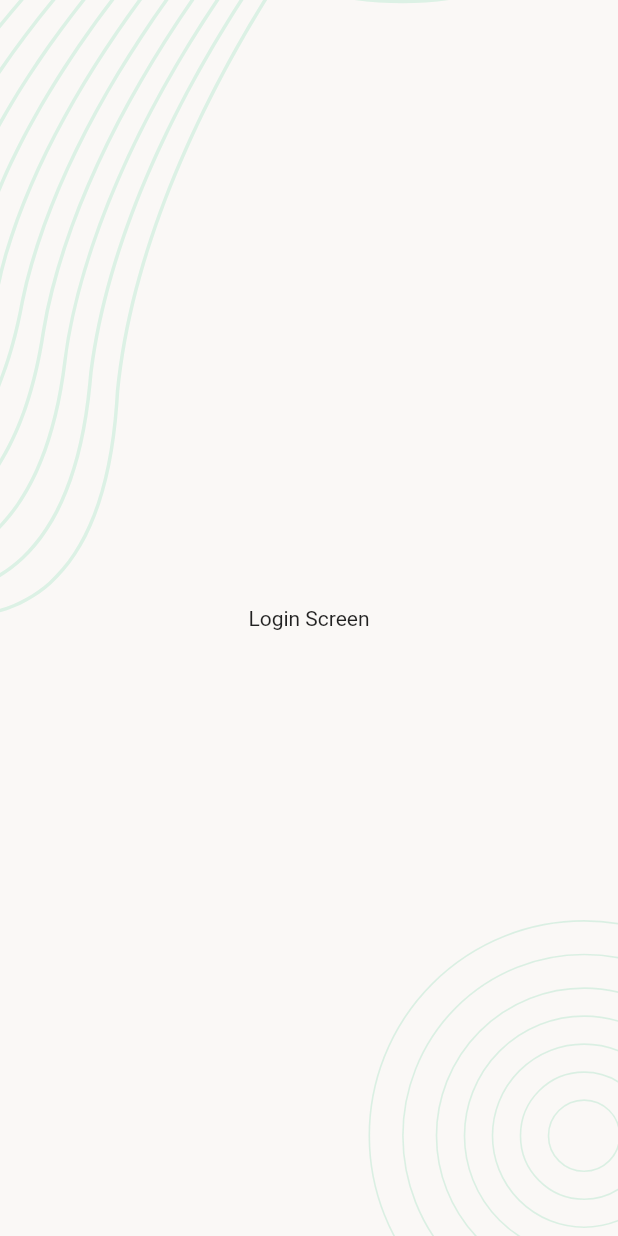
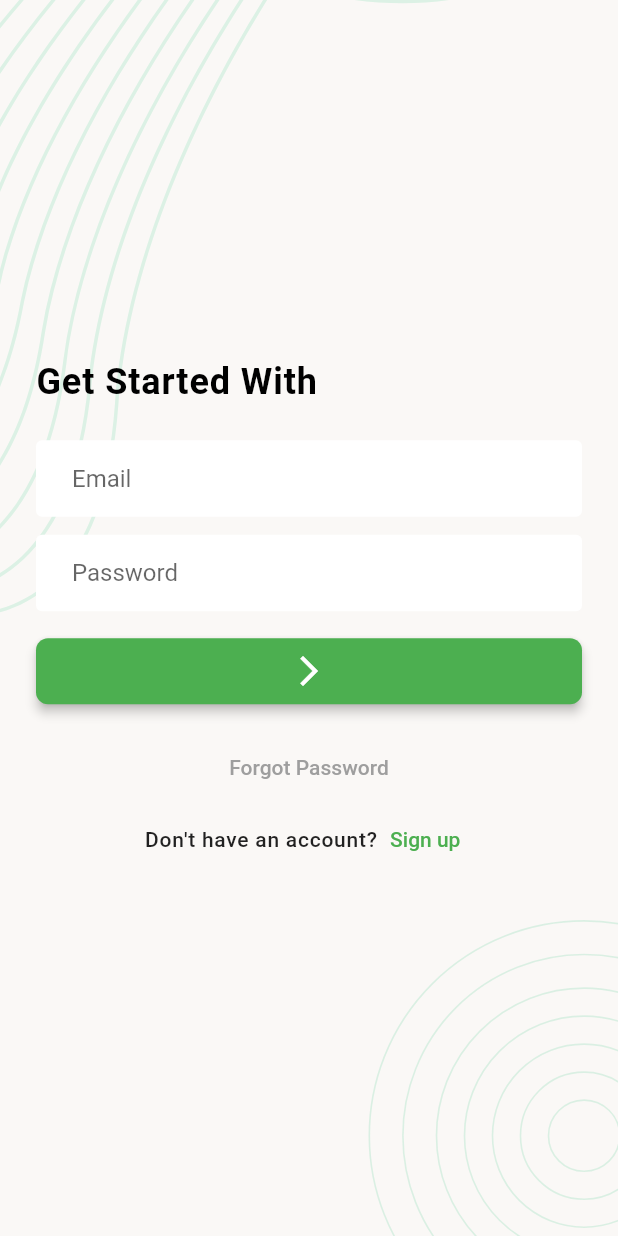
Before and after one commit to khalid063/Task-Manager, a Flutter app: the screen it shows after launch, on a phone screen of 412 x 824 dp. Run offline on Flutter 3.47's test engine with Material 2 defaults, Android fonts, the phone set to English and light mode, and no system bars; our stand-ins replace flutter_svg.

Commit message:
Login Design is Done

```diff
--- a/lib/app.dart
+++ b/lib/app.dart
@@ -10,6 +10,30 @@ class TaskManagerApp extends StatelessWidget {
       title: 'Task Manager App',
       theme: ThemeData(
         brightness: Brightness.light,
+        primarySwatch: Colors.green,
+        inputDecorationTheme: const InputDecorationTheme(
+            filled: true,
+            fillColor: Colors.white,
+            contentPadding: EdgeInsets.symmetric(horizontal: 24, vertical: 16),
+            border: OutlineInputBorder(borderSide: BorderSide.none)
+        ),
+        textTheme: const TextTheme(
+          titleLarge: TextStyle(
+                fontSize: 24,
+                color: Colors.black,
+                fontWeight: FontWeight.w600,
+                letterSpacing: 0.6,
+          )
+        ),
+        elevatedButtonTheme: ElevatedButtonThemeData(
+          style: ElevatedButton.styleFrom(
+            padding: EdgeInsets.symmetric(vertical: 10),
+            elevation: 3,
+            shape: RoundedRectangleBorder(
+              borderRadius: BorderRadius.circular(8)
+            )
+          )
+        )
       ),
       darkTheme: ThemeData(
         brightness: Brightness.dark,
--- a/lib/ui/screens/login_screen.dart
+++ b/lib/ui/screens/login_screen.dart
@@ -1,8 +1,6 @@
 import 'package:flutter/cupertino.dart';
 import 'package:flutter/material.dart';
-import 'package:flutter_svg/svg.dart';
-
-import '../utils/assets_utils.dart';
+import '../widgets/screen_background.dart';
 
 class LoginScreen extends StatelessWidget {
   const LoginScreen({Key? key}) : super(key: key);
@@ -11,33 +9,64 @@ class LoginScreen extends StatelessWidget {
   Widget build(BuildContext context) {
     return Scaffold(
       body: ScreenBackground(
-        child: Center(
-          child: Text('Login Screen'),
-        ),
+        child: SafeArea(
+          child: Padding(
+            padding: EdgeInsets.all(24),
+            child: Column(
+              mainAxisAlignment: MainAxisAlignment.center,
+              crossAxisAlignment: CrossAxisAlignment.start,
+              children: [
+                Text(
+                    'Get Started With',
+                  style: Theme.of(context).textTheme.titleLarge,
+                ),
+                SizedBox(height: 25,),
+                TextFormField(
+                decoration: const InputDecoration(
+                  hintText: 'Email'
+                )
+              ),
+              SizedBox(height: 12,),
+              TextFormField(
+                obscureText: true,
+                  decoration: const InputDecoration(
+                      hintText: 'Password',
+                  )
+              ),
+                SizedBox(height: 16,),
+                SizedBox(
+                  width: double.infinity,
+                  child: ElevatedButton(
+                      onPressed: () {}, child: Icon(Icons.arrow_forward_ios)),
+                ),
+                SizedBox(height: 16,),
+                Center(
+                child: TextButton(
+                  onPressed: () {},
+                  child: Text(
+                    'Forgot Password',
+                    style: TextStyle(color: Colors.grey),
+                  ),
+                ),
+              ),
+              Row(
+                  mainAxisAlignment: MainAxisAlignment.center,
+                  children: [
+                    const Text(
+                    "Don't have an account?",
+                    style: TextStyle(
+                      fontWeight: FontWeight.w500,
+                      letterSpacing: 0.5,
+                    ),
+                  ),
+                  TextButton(onPressed: (){}, child: Text('Sign up')),
+                  ],
+                )
+              ],
+            ),
+          ),
+        )
       ),
     );
   }
 }
-
-
-class ScreenBackground extends StatelessWidget {
-  final Widget child;
-  const ScreenBackground({Key? key, required this.child}) : super(key: key);
-
-  @override
-  Widget build(BuildContext context) {
-    return Stack(
-      children: [
-        SizedBox(
-          width: double.infinity,
-          height: double.infinity,
-          child: SvgPicture.asset(
-            AssetsUtils.backgroundSVG,
-            fit: BoxFit.fitHeight,
-          ),
-        ),
-        child
-      ],
-    );
-  }
-}
--- a/lib/ui/screens/splash_screen.dart
+++ b/lib/ui/screens/splash_screen.dart
@@ -4,6 +4,7 @@ import 'package:flutter/material.dart';
 import 'package:flutter_svg/flutter_svg.dart';
 import 'package:task_manager/ui/screens/login_screen.dart';
 import 'package:task_manager/ui/utils/assets_utils.dart';
+import 'package:task_manager/ui/widgets/screen_background.dart';
 
 class SplashScreen extends StatefulWidget {
   const SplashScreen({Key? key}) : super(key: key);
@@ -35,24 +36,14 @@ class _SplashScreenState extends State<SplashScreen> {
   @override
   Widget build(BuildContext context) {
     return Scaffold(
-      body: Stack(
-        children: [
-          SizedBox(
-            width: double.infinity,
-            height: double.infinity,
-            child: SvgPicture.asset(
-              AssetsUtils.backgroundSVG,
-              fit: BoxFit.fitHeight,
-            ),
-          ),
-          Center(
+      body: ScreenBackground(
+          child: Center(
             child: SvgPicture.asset(
               AssetsUtils.logoSVG,
               width: 80,
               fit: BoxFit.scaleDown,
             ),
-          )
-        ],
+          ),
       ),
     );
   }
--- /dev/null
+++ b/lib/ui/widgets/screen_background.dart
@@ -0,0 +1,27 @@
+
+import 'package:flutter/cupertino.dart';
+import 'package:flutter_svg/svg.dart';
+
+import '../utils/assets_utils.dart';
+
+class ScreenBackground extends StatelessWidget {
+  final Widget child;
+  const ScreenBackground({Key? key, required this.child}) : super(key: key);
+
+  @override
+  Widget build(BuildContext context) {
+    return Stack(
+      children: [
+        SizedBox(
+          width: double.infinity,
+          height: double.infinity,
+          child: SvgPicture.asset(
+            AssetsUtils.backgroundSVG,
+            fit: BoxFit.fitHeight,
+          ),
+        ),
+        child
+      ],
+    );
+  }
+}
```
